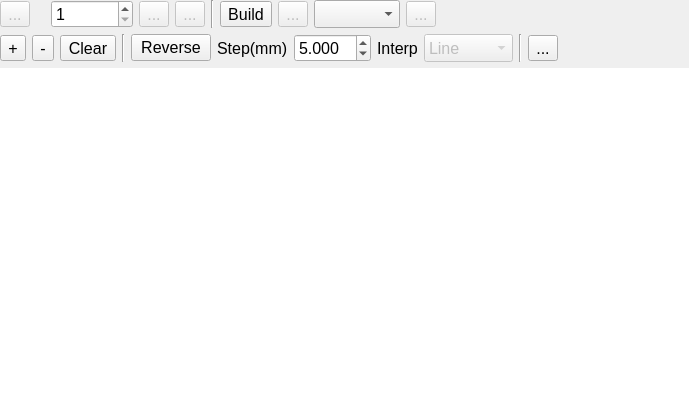
Old version of the form source/wnd/ui/motionedit.ui in the repository ww4u/megarobostudio.
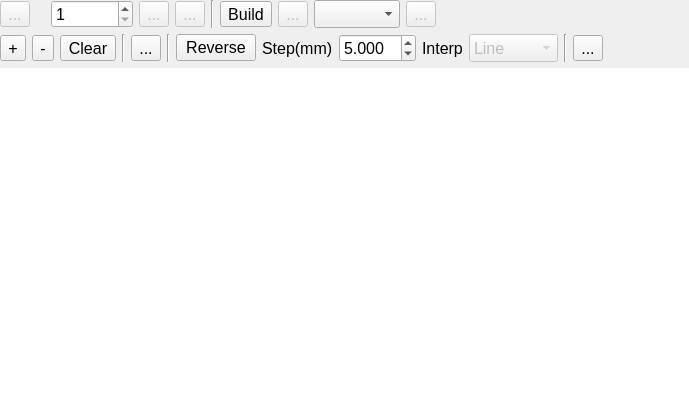
New version of the form. Icons and pictures are not drawn.

Patch:
```diff
--- a/source/wnd/ui/motionedit.ui
+++ b/source/wnd/ui/motionedit.ui
@@ -314,6 +314,33 @@
        </property>
       </widget>
      </item>
+     <item>
+      <widget class="QToolButton" name="btnSmartEdit">
+       <property name="text">
+        <string>...</string>
+       </property>
+       <property name="icon">
+        <iconset resource="../res/res.qrc">
+         <normaloff>:/res/image/icon/54.png</normaloff>:/res/image/icon/54.png</iconset>
+       </property>
+       <property name="iconSize">
+        <size>
+         <width>24</width>
+         <height>24</height>
+        </size>
+       </property>
+       <property name="checkable">
+        <bool>true</bool>
+       </property>
+      </widget>
+     </item>
+     <item>
+      <widget class="Line" name="line_4">
+       <property name="orientation">
+        <enum>Qt::Vertical</enum>
+       </property>
+      </widget>
+     </item>
      <item>
       <widget class="QPushButton" name="btnReverse">
        <property name="toolTip">
```
